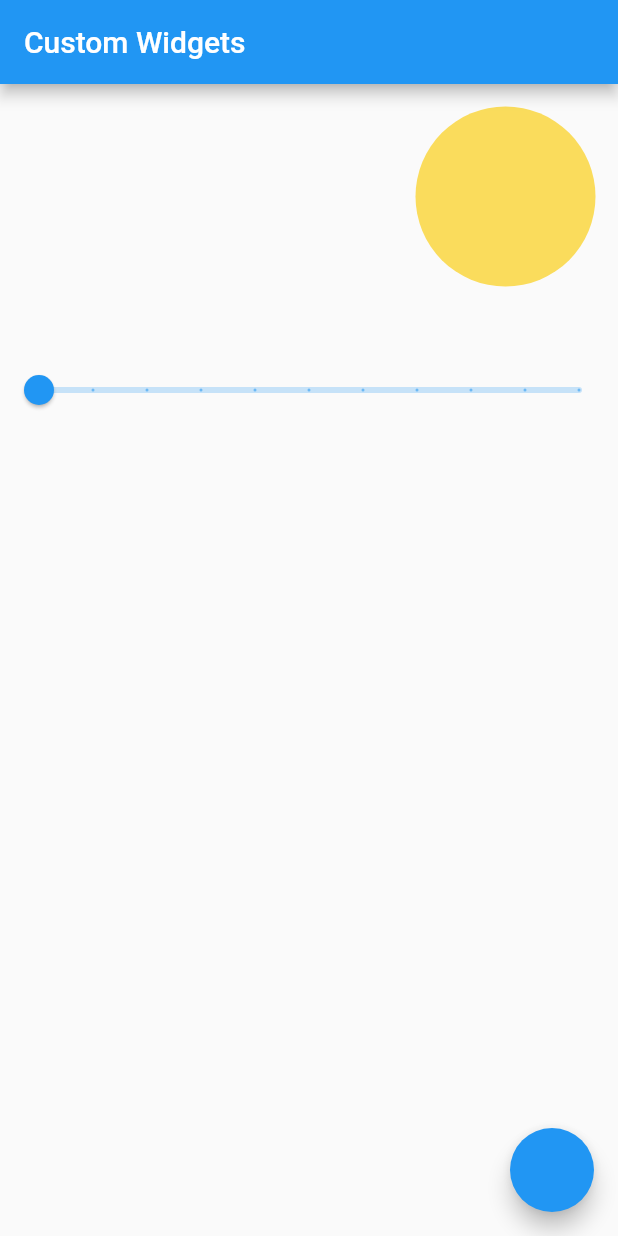
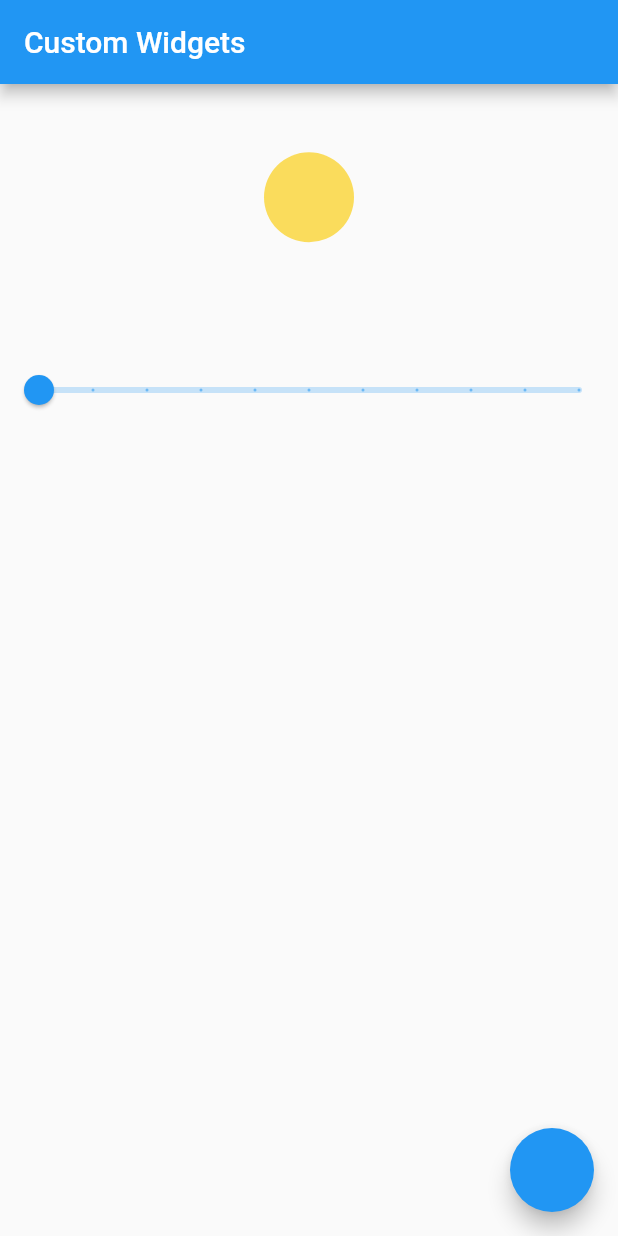
Before and after one commit to prostreet1212/custom_widgets_14, a Flutter app: the screen it shows after launch, on a phone screen of 412 x 824 dp. Run offline on Flutter 3.47's test engine with Material 2 defaults, Android fonts, the phone set to English and light mode, and no system bars.

Commit message:
animation

```diff
--- a/lib/my_home_page.dart
+++ b/lib/my_home_page.dart
@@ -25,13 +25,12 @@ class _MyHomePageState extends State<MyHomePage> with TickerProviderStateMixin {
     duration: const Duration(seconds: 2),
     vsync: this,
   );
-  late final animation=Tween(begin: 0,end: 2*pi).animate(controller);
-
+  late final animation = Tween(begin: 0.5, end: 1.5).animate(controller);
+  late final animation1 = Tween(begin: 0.5, end: 100.0).animate(controller);
 
   @override
   Widget build(BuildContext context) {
-
-    double transform = 50;
+    double transform = 0;
 
     return Scaffold(
       appBar: AppBar(
@@ -39,10 +38,18 @@ class _MyHomePageState extends State<MyHomePage> with TickerProviderStateMixin {
       ),
       body: Column(
         children: [
-          AnimatedBuilder(
-            animation: animation,
-           child: Align(
-              alignment: Alignment.topRight,
+          GestureDetector(
+            onTap: () {
+              setState(() {
+                if (controller.isCompleted) {
+                  controller.reverse();
+                } else {
+                  controller.forward();
+                }
+              });
+            },
+            child: AnimatedBuilder(
+              animation: Listenable.merge([animation,animation1]),
               child: SizedBox(
                 width: 150,
                 height: 150,
@@ -50,12 +57,13 @@ class _MyHomePageState extends State<MyHomePage> with TickerProviderStateMixin {
                   painter: WeatherWidget(opacity: widget.sliderValue),
                 ),
               ),
-            ),
               builder: (context, child) {
-              return Transform.rotate(
-                angle: animation.value.toDouble(),
-                child:Align(
-                  alignment: Alignment.topRight,
+                return Transform.translate(
+                  offset: Offset(0.0, animation1.value),
+                  transformHitTests: true,
+                  child: Transform.scale(
+                    transformHitTests: true,
+                    scale: animation.value,
                     child: SizedBox(
                       width: 150,
                       height: 150,
@@ -67,6 +75,8 @@ class _MyHomePageState extends State<MyHomePage> with TickerProviderStateMixin {
                 );
               },
             ),
+          ),
+          //--------
           SizedBox(
             height: 30,
           ),
@@ -84,9 +94,10 @@ class _MyHomePageState extends State<MyHomePage> with TickerProviderStateMixin {
         ],
       ),
       floatingActionButton: FloatingActionButton(
-        onPressed: (){
+        onPressed: () {
           setState(() {
-            controller.forward();
+            controller.reverse();
+            //controller.repeat();
           });
         },
       ),
```
Lines whose indentation alone changed are shown as unchanged.
